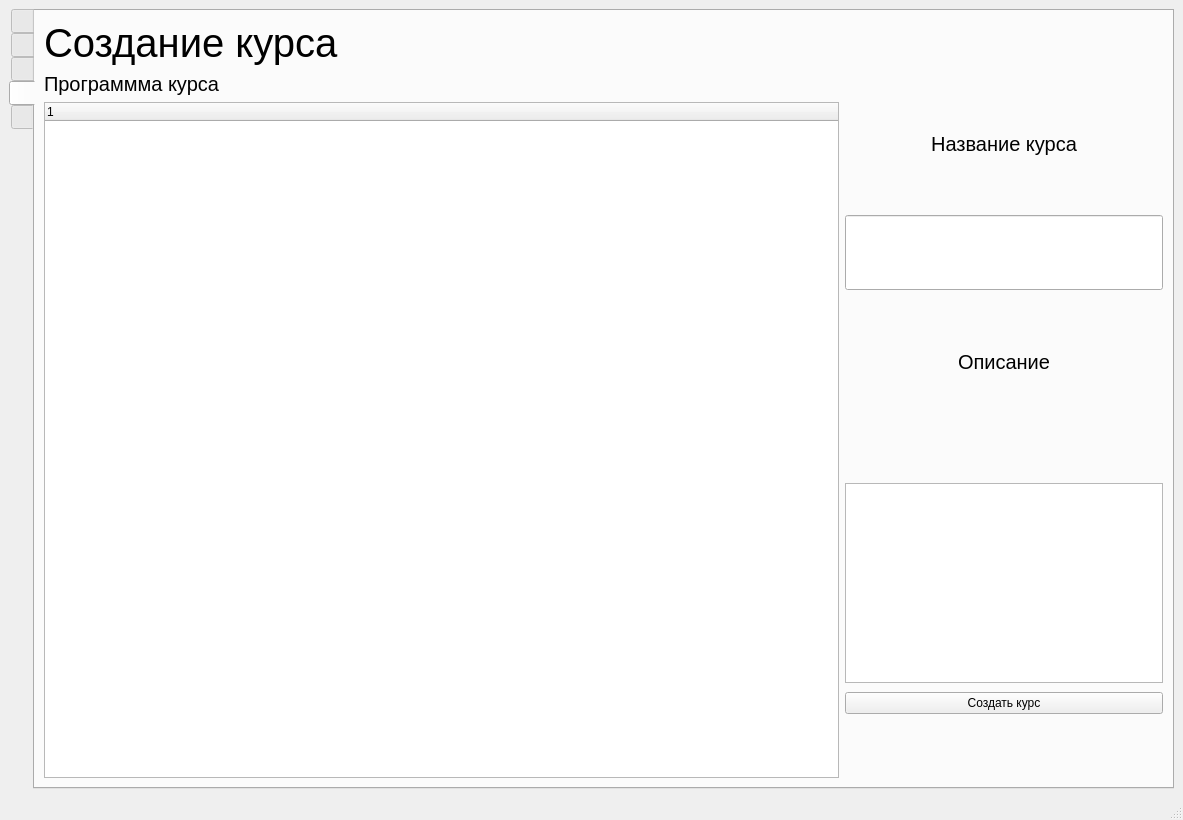
Old version of the form Yandex_lyceum/Python/PyQt_Projects/Gnosi/UI/Главное окно c tabWidget.ui in the repository grigoriy-st/YandexLyceum.
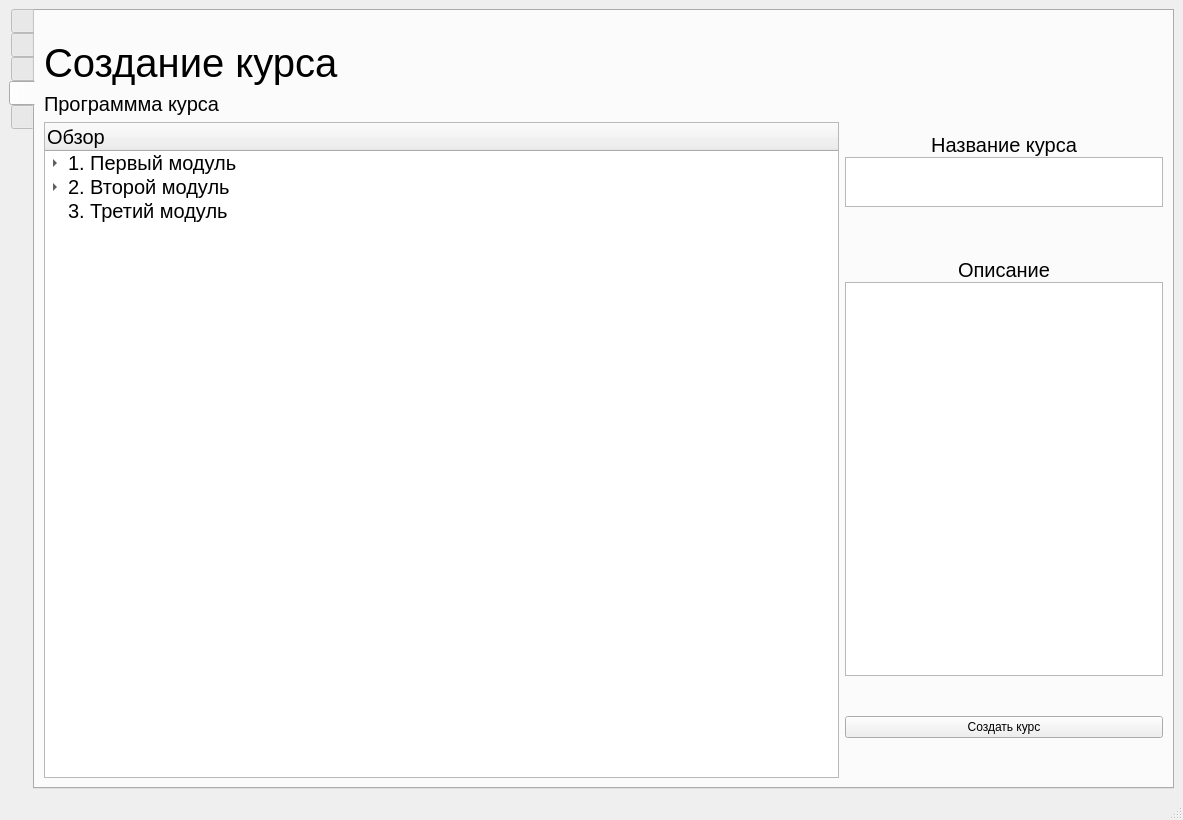
New version of the form. The open tabs and pages were chosen to show the change. Icons and pictures are not drawn.

```diff
--- a/Yandex_lyceum/Python/PyQt_Projects/Gnosi/UI/Главное окно c tabWidget.ui
+++ b/Yandex_lyceum/Python/PyQt_Projects/Gnosi/UI/Главное окно c tabWidget.ui
@@ -172,7 +172,34 @@
            </layout>
           </item>
           <item>
-           <layout class="QGridLayout" name="gridLayout"/>
+           <layout class="QHBoxLayout" name="horizontalLayout_6">
+            <property name="topMargin">
+             <number>0</number>
+            </property>
+            <item>
+             <widget class="QTableWidget" name="TW_courses">
+              <property name="maximumSize">
+               <size>
+                <width>1010</width>
+                <height>16777215</height>
+               </size>
+              </property>
+              <property name="layoutDirection">
+               <enum>Qt::LeftToRight</enum>
+              </property>
+              <property name="columnCount">
+               <number>4</number>
+              </property>
+              <attribute name="horizontalHeaderDefaultSectionSize">
+               <number>252</number>
+              </attribute>
+              <column/>
+              <column/>
+              <column/>
+              <column/>
+             </widget>
+            </item>
+           </layout>
           </item>
          </layout>
         </item>
@@ -203,7 +230,34 @@
            </widget>
           </item>
           <item>
-           <layout class="QGridLayout" name="gridLayout_2"/>
+           <layout class="QVBoxLayout" name="verticalLayout_3">
+            <property name="leftMargin">
+             <number>50</number>
+            </property>
+            <property name="topMargin">
+             <number>0</number>
+            </property>
+            <property name="rightMargin">
+             <number>50</number>
+            </property>
+            <item>
+             <widget class="QTableWidget" name="TW_my_courses">
+              <property name="columnCount">
+               <number>4</number>
+              </property>
+              <attribute name="horizontalHeaderVisible">
+               <bool>true</bool>
+              </attribute>
+              <attribute name="horizontalHeaderDefaultSectionSize">
+               <number>245</number>
+              </attribute>
+              <column/>
+              <column/>
+              <column/>
+              <column/>
+             </widget>
+            </item>
+           </layout>
           </item>
          </layout>
         </item>
@@ -220,7 +274,23 @@
        </attribute>
        <layout class="QVBoxLayout" name="verticalLayout_6">
         <item>
-         <layout class="QVBoxLayout" name="verticalLayout_3">
+         <layout class="QVBoxLayout" name="VL_tab_create_cource">
+          <item>
+           <spacer name="verticalSpacer_6">
+            <property name="orientation">
+             <enum>Qt::Vertical</enum>
+            </property>
+            <property name="sizeType">
+             <enum>QSizePolicy::Minimum</enum>
+            </property>
+            <property name="sizeHint" stdset="0">
+             <size>
+              <width>0</width>
+              <height>20</height>
+             </size>
+            </property>
+           </spacer>
+          </item>
           <item>
            <widget class="QLabel" name="label_3">
             <property name="font">
@@ -234,9 +304,9 @@
            </widget>
           </item>
           <item>
-           <layout class="QHBoxLayout" name="horizontalLayout_6" stretch="5,2">
+           <layout class="QHBoxLayout" name="HL_bottom_part" stretch="5,2">
             <item>
-             <layout class="QVBoxLayout" name="verticalLayout_4">
+             <layout class="QVBoxLayout" name="HL_left_bottom_part">
               <item>
                <widget class="QLabel" name="label_4">
                 <property name="font">
@@ -251,23 +321,74 @@
               </item>
               <item>
                <widget class="QTreeWidget" name="treeWidget">
+                <property name="font">
+                 <font>
+                  <pointsize>15</pointsize>
+                 </font>
+                </property>
                 <column>
                  <property name="text">
-                  <string notr="true">1</string>
+                  <string>Обзор</string>
                  </property>
                 </column>
+                <item>
+                 <property name="text">
+                  <string>1. Первый модуль</string>
+                 </property>
+                 <item>
+                  <property name="text">
+                   <string>1.1 Урок</string>
+                  </property>
+                 </item>
+                 <item>
+                  <property name="text">
+                   <string>1.2 Урок</string>
+                  </property>
+                 </item>
+                </item>
+                <item>
+                 <property name="text">
+                  <string>2. Второй модуль</string>
+                 </property>
+                 <item>
+                  <property name="text">
+                   <string>2.3 Урок</string>
+                  </property>
+                 </item>
+                </item>
+                <item>
+                 <property name="text">
+                  <string>3. Третий модуль</string>
+                 </property>
+                </item>
                </widget>
               </item>
              </layout>
             </item>
             <item>
-             <layout class="QVBoxLayout" name="verticalLayout_5" stretch="0,0,0,0,0">
+             <layout class="QVBoxLayout" name="HL_right_bottom_part" stretch="0,0,0,0,0,0,0,0,0">
               <property name="spacing">
                <number>0</number>
               </property>
               <property name="sizeConstraint">
                <enum>QLayout::SetDefaultConstraint</enum>
               </property>
+              <item>
+               <spacer name="verticalSpacer_3">
+                <property name="orientation">
+                 <enum>Qt::Vertical</enum>
+                </property>
+                <property name="sizeType">
+                 <enum>QSizePolicy::Maximum</enum>
+                </property>
+                <property name="sizeHint" stdset="0">
+                 <size>
+                  <width>20</width>
+                  <height>40</height>
+                 </size>
+                </property>
+               </spacer>
+              </item>
               <item>
                <widget class="QLabel" name="label_5">
                 <property name="maximumSize">
@@ -290,27 +411,31 @@
                </widget>
               </item>
               <item>
-               <widget class="QLineEdit" name="lineEdit_2">
-                <property name="sizePolicy">
-                 <sizepolicy hsizetype="Expanding" vsizetype="Preferred">
-                  <horstretch>0</horstretch>
-                  <verstretch>0</verstretch>
-                 </sizepolicy>
-                </property>
-                <property name="minimumSize">
-                 <size>
-                  <width>0</width>
-                  <height>25</height>
-                 </size>
-                </property>
+               <widget class="QPlainTextEdit" name="PTE_course_name">
                 <property name="maximumSize">
                  <size>
                   <width>16777215</width>
-                  <height>75</height>
+                  <height>50</height>
                  </size>
                 </property>
                </widget>
               </item>
+              <item>
+               <spacer name="verticalSpacer_4">
+                <property name="orientation">
+                 <enum>Qt::Vertical</enum>
+                </property>
+                <property name="sizeType">
+                 <enum>QSizePolicy::Maximum</enum>
+                </property>
+                <property name="sizeHint" stdset="0">
+                 <size>
+                  <width>20</width>
+                  <height>50</height>
+                 </size>
+                </property>
+               </spacer>
+              </item>
               <item>
                <widget class="QLabel" name="label_6">
                 <property name="maximumSize">
@@ -349,18 +474,50 @@
                 <property name="maximumSize">
                  <size>
                   <width>16777215</width>
-                  <height>100</height>
+                  <height>16777215</height>
                  </size>
                 </property>
                </widget>
               </item>
               <item>
-               <widget class="QPushButton" name="pushButton_2">
+               <spacer name="verticalSpacer_2">
+                <property name="orientation">
+                 <enum>Qt::Vertical</enum>
+                </property>
+                <property name="sizeType">
+                 <enum>QSizePolicy::Maximum</enum>
+                </property>
+                <property name="sizeHint" stdset="0">
+                 <size>
+                  <width>20</width>
+                  <height>40</height>
+                 </size>
+                </property>
+               </spacer>
+              </item>
+              <item>
+               <widget class="QPushButton" name="btn_create_course">
                 <property name="text">
                  <string>Создать курс</string>
                 </property>
                </widget>
               </item>
+              <item>
+               <spacer name="verticalSpacer_1">
+                <property name="orientation">
+                 <enum>Qt::Vertical</enum>
+                </property>
+                <property name="sizeType">
+                 <enum>QSizePolicy::Maximum</enum>
+                </property>
+                <property name="sizeHint" stdset="0">
+                 <size>
+                  <width>20</width>
+                  <height>40</height>
+                 </size>
+                </property>
+               </spacer>
+              </item>
              </layout>
             </item>
            </layout>
```
Left out of the diff: 142 changed lines with no effect on the pictures.
